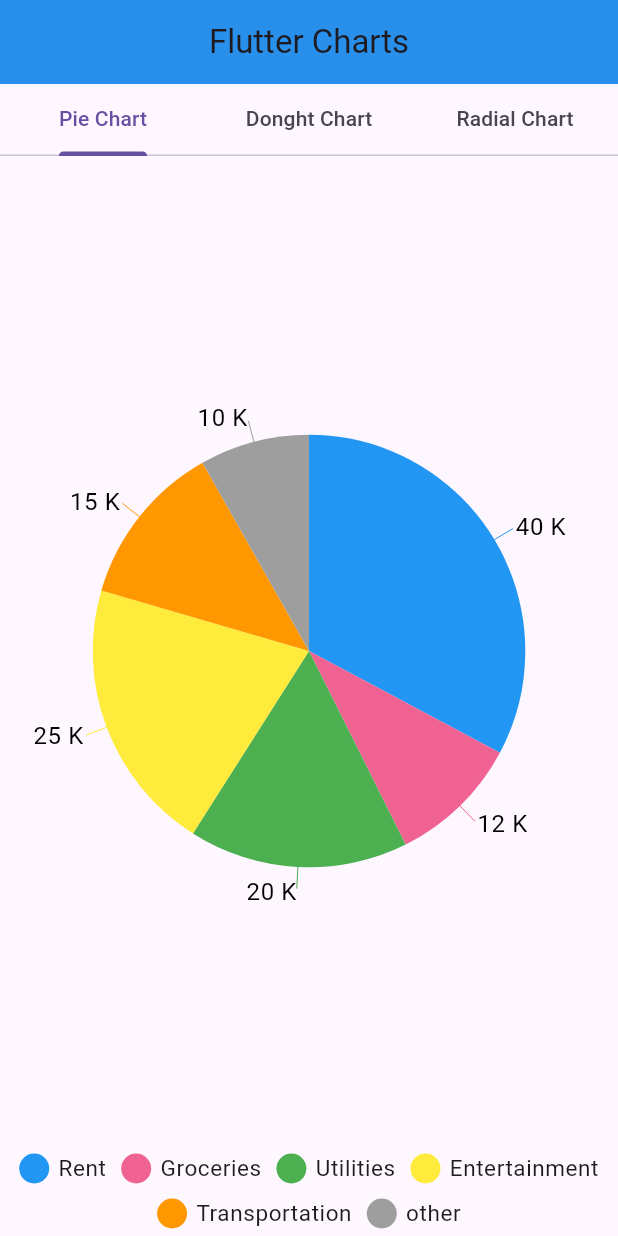
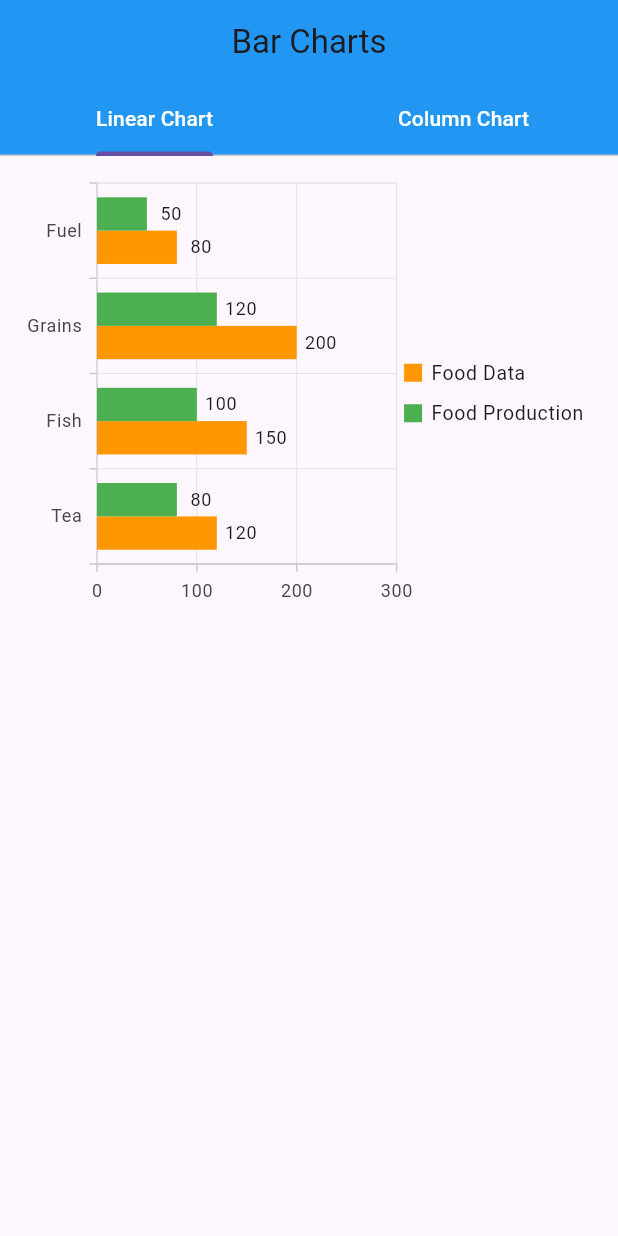
Before and after one commit to jaypatel0207/TST, a Flutter app: the screen it shows after launch, on a phone screen of 412 x 824 dp. Run offline on Flutter 3.47's test engine with Material 3 defaults, Android fonts, the phone set to English and light mode, and no system bars; our stand-ins replace another_carousel_pro, carousel_slider, curved_navigation_bar, flutter_slidable, smooth_page_indicator, syncfusion_flutter_charts.

Commit message:
Bar chart

```diff
--- /dev/null
+++ b/lib/Flutter Charts/LinearCharts.dart
@@ -0,0 +1,63 @@
+import 'package:flutter/material.dart';
+import 'package:syncfusion_flutter_charts/charts.dart';
+
+class Linearcharts extends StatefulWidget {
+  const Linearcharts({super.key});
+
+  @override
+  State<Linearcharts> createState() => _LinearchartsState();
+}
+
+class _LinearchartsState extends State<Linearcharts> {
+  List foodData = [
+    ["Tea", 120, 80],
+    ["Fish", 150, 100],
+    ["Grains", 200, 120],
+    ["Fuel", 80, 50]
+  ];
+
+  @override
+  Widget build(BuildContext context) {
+    return Scaffold(
+      body: SafeArea(
+        child: SingleChildScrollView(
+          child: Padding(
+            padding: const EdgeInsets.all(8.0),
+            child: SfCartesianChart(
+              primaryXAxis: CategoryAxis(),
+              primaryYAxis: NumericAxis(),
+              tooltipBehavior: TooltipBehavior(enable: true),
+              legend: Legend(
+                isVisible: true,
+                isResponsive: true,
+              ),
+              series: [
+                BarSeries(
+                  dataSource: foodData,
+                  xValueMapper: (data, index) => data[0],
+                  yValueMapper: (data, index) => data[1],
+                  name: "Food Data",
+                  color: Colors.orange,
+                  dataLabelSettings: DataLabelSettings(
+                    isVisible: true,
+                  ),
+                ),
+
+                BarSeries(
+                  dataSource: foodData,
+                  xValueMapper: (data, index) => data[0],
+                  yValueMapper: (data, index) => data[2],
+                  name: "Food Production",
+                  color: Colors.green,
+                  dataLabelSettings: DataLabelSettings(
+                    isVisible: true,
+                  ),
+                ),
+              ],
+            ),
+          ),
+        ),
+      ),
+    );
+  }
+}
--- /dev/null
+++ b/lib/Flutter Charts/barhome.dart
@@ -0,0 +1,45 @@
+import 'package:flutter/material.dart';
+import 'package:flutter_splash_screens/Flutter%20Charts/LinearCharts.dart';
+import 'package:flutter_splash_screens/Flutter%20Charts/columnchart.dart';
+
+class Barhome extends StatefulWidget {
+  const Barhome({super.key});
+
+  @override
+  State<Barhome> createState() => _BarhomeState();
+}
+
+class _BarhomeState extends State<Barhome> {
+  @override
+  Widget build(BuildContext context) {
+    return DefaultTabController(
+        length: 2,
+        child: Scaffold(
+          appBar: AppBar(
+            title: Text('Bar Charts'),
+            centerTitle: true,
+            backgroundColor: Colors.blue,
+            bottom: TabBar(tabs: [
+              Tab(
+                child: Text(
+                  "Linear Chart",
+                  style: TextStyle(
+                    color: Colors.white,
+                  ),
+                ),
+              ),
+              Tab(
+                child: Text(
+                  "Column Chart",
+                  style: TextStyle(
+                    color: Colors.white,
+                  ),
+                ),
+              )
+            ]),
+          ),
+          body: Expanded(
+              child: TabBarView(children: [Linearcharts(), Columnchart()])),
+        ));
+  }
+}
--- a/lib/main.dart
+++ b/lib/main.dart
@@ -1,5 +1,7 @@
 import 'package:flutter/material.dart';
 import 'package:flutter_splash_screens/Flutter%20Charts/Circularchart.dart';
+import 'package:flutter_splash_screens/Flutter%20Charts/LinearCharts.dart';
+import 'package:flutter_splash_screens/Flutter%20Charts/barhome.dart';
 import 'package:flutter_splash_screens/Flutter%20Charts/piehome.dart';
 import 'package:flutter_splash_screens/Image_slider/auto_image_slider.dart';
 import 'package:flutter_splash_screens/Image_slider/image.dart';
@@ -25,7 +27,7 @@ class MyApp extends StatelessWidget {
         primarySwatch: Colors.green,
       ),
 
-      home:  Piehome(),
+      home:  Barhome(),
     );
   }
 }
```
Also changed, not shown: lib/Flutter Charts/columnchart.dart (added, +63 -0 lines).
